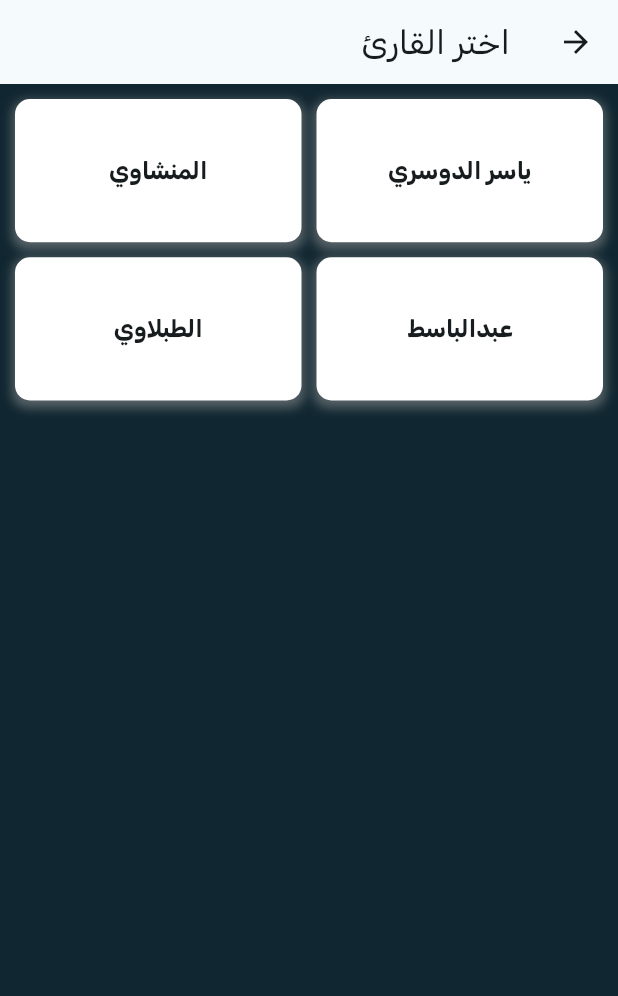
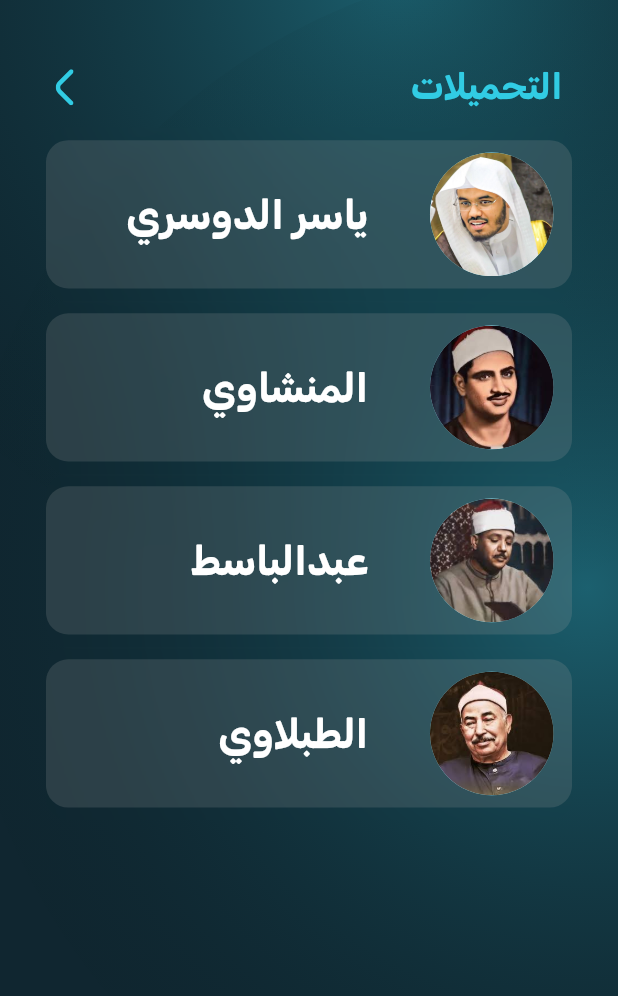
Before and after one commit to M03een/moben, a Flutter app: the DownloadedSurahView screen opened by its route, on a phone screen of 412 x 824 dp. Shown: the top 996 px of the screen. Run offline on Flutter 3.47's test engine with Material 3 defaults, Android fonts, the light colour scheme and no system bars; our stand-ins replace dio, flutter_svg, get, hugeicons, internet_connection_checker_plus, just_audio and 4 more; missing offline and left inert: flutter_qiblah, mesh, smooth_corner; accounts and stored records are empty.

Commit message:
before play downloade surha

```diff
--- a/lib/controller/reader_controller.dart
+++ b/lib/controller/reader_controller.dart
@@ -1,8 +1,24 @@
 import 'package:get/get.dart';
 
 class ReaderController extends GetxController {
-  final List<String> readerNames = ['ياسر الدوسري',  'المنشاوي','عبدالباسط', 'الطبلاوي'];
-  final List<String> downloadReaderNames = ['ياسر الدوسري',  'المنشاوي','عبدالباسط', 'الطبلاوي'];
+  final List<String> readerNames = [
+    'ياسر الدوسري',
+    'المنشاوي',
+    'عبدالباسط',
+    'الطبلاوي'
+  ];
+  final List<String> downloadReaderNames = [
+    'ياسر الدوسري',
+    'المنشاوي',
+    'عبدالباسط',
+    'الطبلاوي'
+  ];
+  final List<String> downloadReaderPics = [
+    'assets/images/readers/reader_1.png',
+    'assets/images/readers/reader_2.png',
+    'assets/images/readers/reader_3.png',
+    'assets/images/readers/reader_4.png'
+  ];
   var selectedReader = 'ياسر الدوسري'.obs;
   var downloadSelectedReader = 'ياسر الدوسري'.obs;
   var readerIndex = 0.obs;
@@ -18,6 +34,7 @@ class ReaderController extends GetxController {
     readerIndex.value = newIndex;
     selectedReader.value = readerNames[newIndex];
   }
+
   void setDownloadSelectedReader({required int newIndex}) {
     downloadReaderIndex.value = newIndex;
     downloadSelectedReader.value = readerNames[newIndex];
--- a/lib/view/download_view/download_view.dart
+++ b/lib/view/download_view/download_view.dart
@@ -3,6 +3,12 @@ import 'dart:io';
 import 'package:flutter/material.dart';
 import 'package:get/get.dart';
 import 'package:moben/controller/reader_controller.dart';
+import 'package:moben/core/utils/colors.dart';
+import 'package:moben/core/utils/size_config.dart';
+import 'package:moben/core/utils/styles.dart';
+import 'package:moben/core/utils/widgets/custom_icon.dart';
+import 'package:moben/core/utils/widgets/glass_container.dart';
+import 'package:moben/core/utils/widgets/glow_background.dart';
 import 'package:moben/view/download_view/widgets/downloaded_surah_view_body.dart';
 
 class DownloadedSurahView extends StatelessWidget {
@@ -13,25 +19,82 @@ class DownloadedSurahView extends StatelessWidget {
   @override
   Widget build(BuildContext context) {
     return Scaffold(
-      appBar: AppBar(
-        title: const Text('اختر القارئ'),
+      body: GlowBackground(
+        firstColor: AppColors.accentColor.withOpacity(0.35),
+        secColor: AppColors.accentColor.withOpacity(0.35),
+        bottomPosition: screenHeight(context) * 0.6,
+        rightPosition: screenWidth(context) * -0.5,
+        secRightPosition: -(screenWidth(context) * 0.8),
+        tPadding: screenHeight(context) * 0.05,
+        isAnimating: true,
+        child: Column(
+          children: [
+            Padding(
+              padding:
+                  EdgeInsets.symmetric(horizontal: screenWidth(context) * 0.04),
+              child: Row(
+                children: [
+                  Text(
+                    'التحميلات',
+                    style: AppStyles.textStyle24.copyWith(
+                      color: AppColors.accentColor,
                     ),
-      body: GridView.builder(
+                  ),
+                  Spacer(),
+                  SvgIconButton(
+                    onTap: () {
+                      Get.back();
+                    },
+                    icon: 'left_arrow.svg',
+                    color: AppColors.accentColor,
+                  ),
+                ],
+              ),
+            ),
+            Expanded(
+              child: ListView.builder(
                 padding: const EdgeInsets.all(10),
-        gridDelegate: const SliverGridDelegateWithFixedCrossAxisCount(
-          crossAxisCount: 2, // Number of columns
-          crossAxisSpacing: 10,
-          mainAxisSpacing: 10,
-          childAspectRatio: 2,
-        ),
                 itemCount: readerController.downloadReaderNames.length,
                 itemBuilder: (context, index) {
-          return GestureDetector(
+                  return GlassContainer(
                     onTap: () {
-              readerController.setDownloadSelectedReader(newIndex: index);
+                      readerController.setDownloadSelectedReader(
+                          newIndex: index);
                       Get.to(() => DownloadedSurahsViewBody());
                     },
-            child: Container(
+                    height: screenHeight(context) * 0.12,
+                    width: screenWidth(context) * 0.8,
+                    virMargin: screenHeight(context) * 0.01,
+                    verticalPadding: screenHeight(context) * 0.005,
+                    horizontalPadding: screenWidth(context) * 0.03,
+                    child: Row(
+                      children: [
+                        CircleAvatar(
+                          backgroundImage: AssetImage(
+                            readerController.downloadReaderPics[index],
+                          ),
+                          radius: screenWidth(context) * 0.1,
+                        ),
+                        (screenWidth(context)*0.1).sw,
+                        Text(
+                          readerController.downloadReaderNames[index],
+                          style: AppStyles.textStyle27,
+                        ),
+                      ],
+                    ),
+                  );
+                },
+              ),
+            ),
+          ],
+        ),
+      ),
+    );
+  }
+}
+
+/*
+Container(
               decoration: BoxDecoration(
                 color: Colors.white,
                 borderRadius: BorderRadius.circular(10),
@@ -53,9 +116,4 @@ class DownloadedSurahView extends StatelessWidget {
                 ),
               ),
             ),
-          );
-        },
-      ),
-    );
-  }
-}
+ */
```
Also changed, not shown: lib/controller/audio_palylist_controller.dart (+18 -10 lines), lib/controller/donloaded_shurahs_controller.dart (+18 -5 lines), lib/controller/downloaded_surah_audio_controller.dart (added, +79 -0 lines), lib/main.dart (+15 -7 lines), lib/view/download_view/widgets/download_view_body.dart (deleted, +0 -69 lines), lib/view/download_view/widgets/downloaded_surah_player_view.dart (added, +97 -0 lines), lib/view/download_view/widgets/downloaded_surah_view_body.dart (+72 -15 lines). Lines whose indentation alone changed are shown as unchanged.
